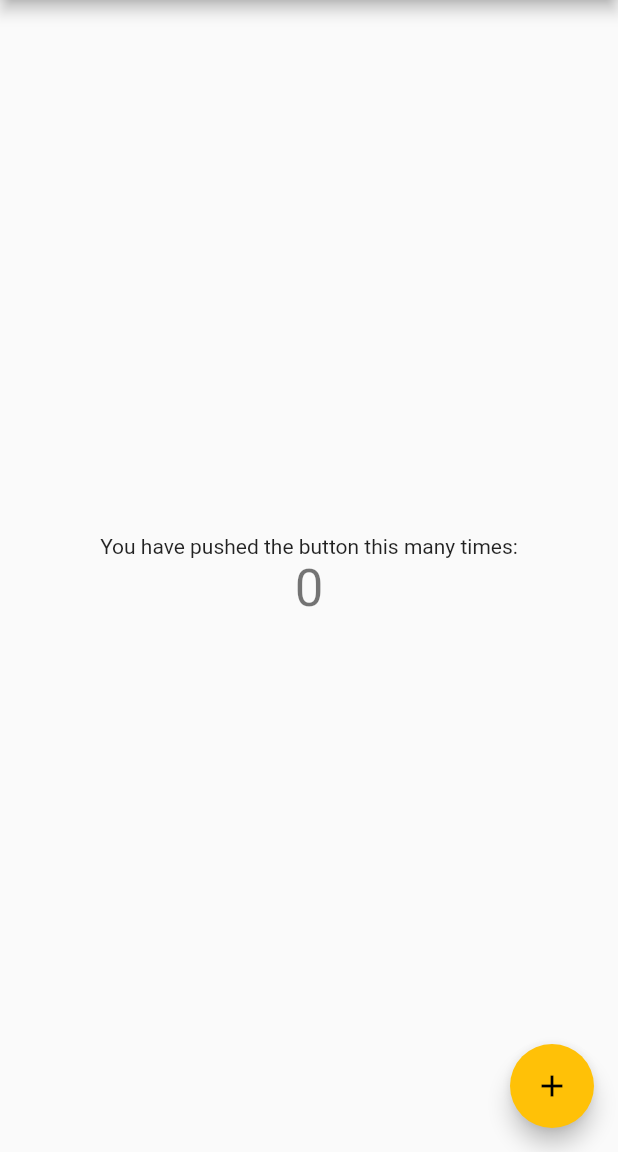
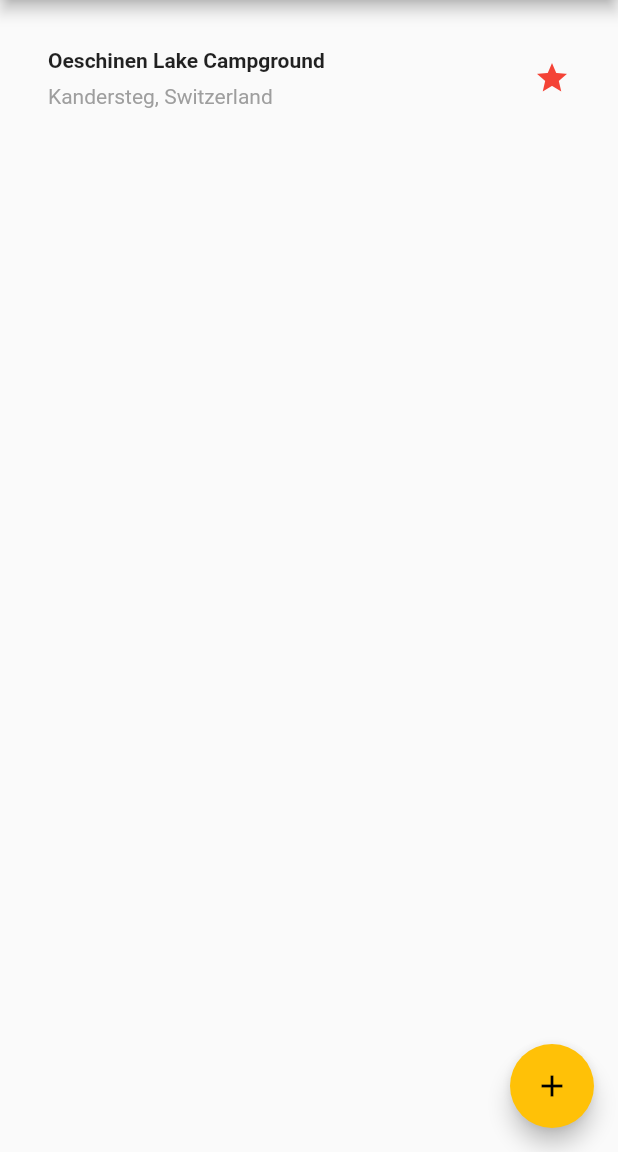
Before and after one commit to ndrwtrsk/golden_thoughts, a Flutter app: the screen it shows after launch, on a phone screen of 412 x 824 dp, the part 84-1236 px from its top. Run offline on Flutter 3.47's test engine with Material 2 defaults, Android fonts, the phone set to English and light mode, and no system bars.

Commit message:
build some example layouts for training

```diff
--- a/lib/main.dart
+++ b/lib/main.dart
@@ -39,19 +39,8 @@ class _MyHomePageState extends State<MyHomePage> {
       appBar: AppBar(
         title: Text(widget.title),
       ),
-      body: Center(
-        child: Column(
-          mainAxisAlignment: MainAxisAlignment.center,
-          children: <Widget>[
-            Text(
-              'You have pushed the button this many times:',
-            ),
-            Text(
-              '$_counter',
-              style: Theme.of(context).textTheme.display1,
-            ),
-          ],
-        ),
+      body: Column(
+        children: [_buildTitleSection()],
       ),
       floatingActionButton: FloatingActionButton(
         onPressed: _incrementCounter,
@@ -60,4 +49,34 @@ class _MyHomePageState extends State<MyHomePage> {
       ),
     );
   }
+
+  Widget _buildTitleSection() => Container(
+        padding: const EdgeInsets.all(32),
+        child: Row(
+          children: [
+            Expanded(
+              child: Column(
+                crossAxisAlignment: CrossAxisAlignment.start,
+                children: [
+                  Container(
+                    padding: const EdgeInsets.only(bottom: 8),
+                    child: Text(
+                      'Oeschinen Lake Campground',
+                      style: TextStyle(fontWeight: FontWeight.bold),
+                    ),
+                  ),
+                  Text(
+                    'Kandersteg, Switzerland',
+                    style: TextStyle(color: Colors.grey[500]),
+                  )
+                ],
+              ),
+            ),
+            Icon(
+              Icons.star,
+              color: Colors.red[500],
+            )
+          ],
+        ),
+      );
 }
```
